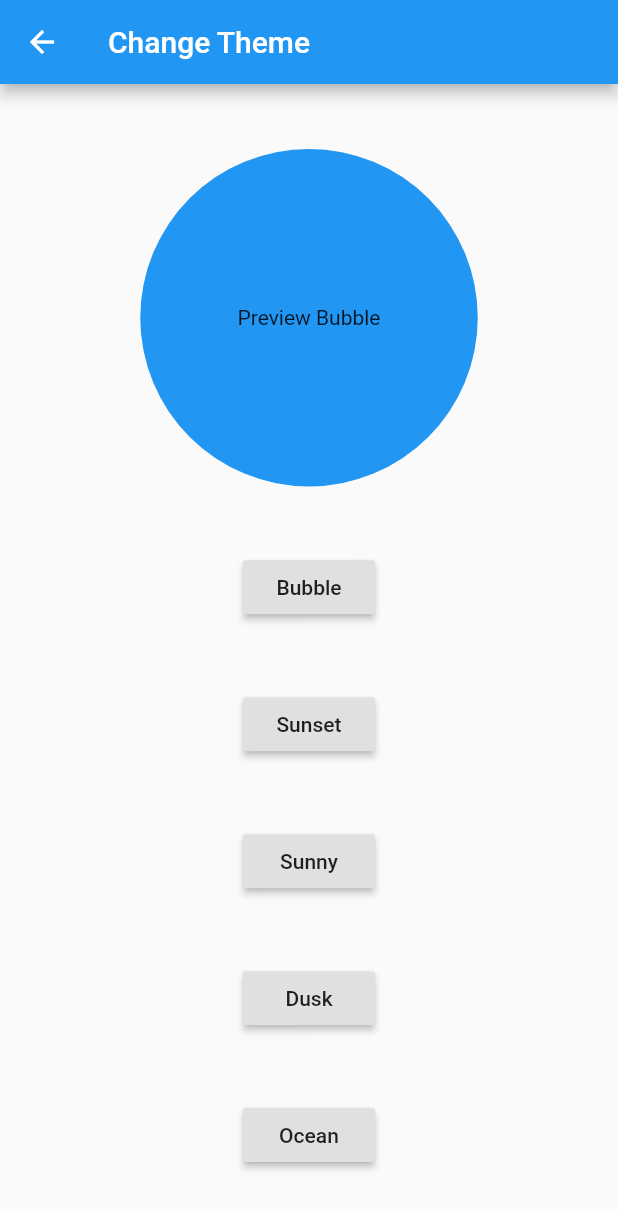
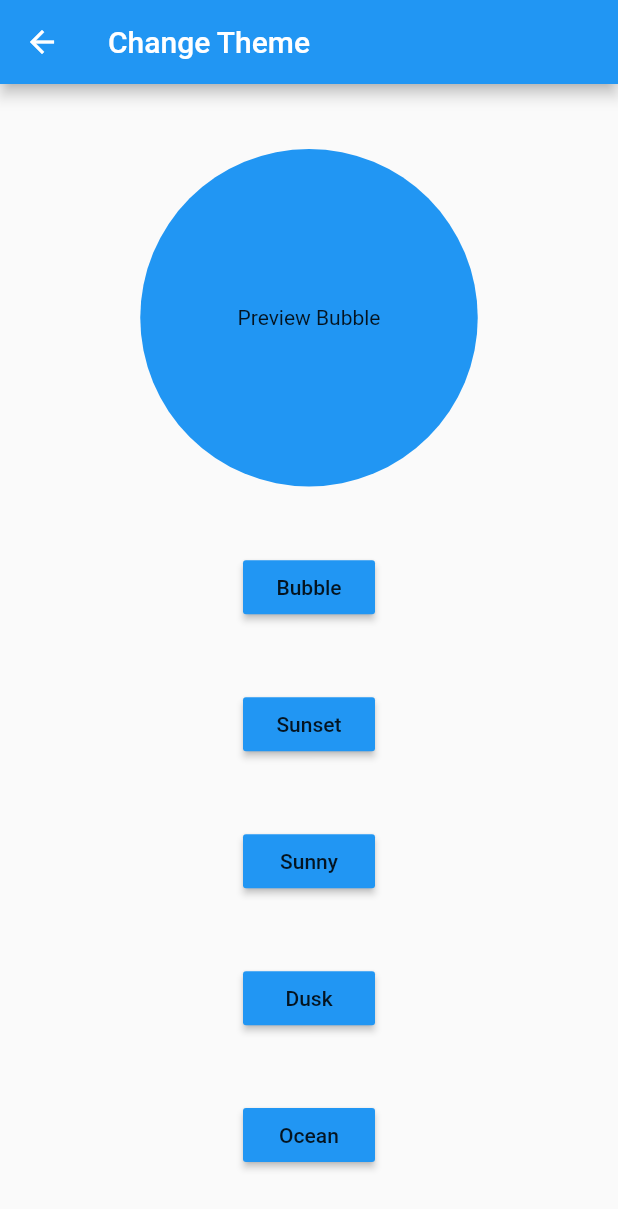
Before and after one commit to a-eastman/Self-Management-App, a Flutter app: the screen it shows after launch, after a tap on the "brush" icon, on a phone screen of 412 x 824 dp. Shown: the top 1209 px of the screen. Run offline on Flutter 3.47's test engine with Material 2 defaults, Android fonts, the phone set to English and light mode, and no system bars; our stand-ins replace rxdart.

Commit message:
fixing some stuff

```diff
--- a/lib/main.dart
+++ b/lib/main.dart
@@ -86,13 +86,11 @@ class BubbleAppState extends State<BubbleApp>{
 }
 
 class BubbleView extends StatelessWidget {
-
   @override
   Widget build(BuildContext context){
     final BubbleTheme theme =BubbleTheme();
-
     return StreamBuilder<ThemeData>(
-      initialData: theme.initialTheme().data,
+      initialData: theme.buildBubbleTheme().data,
       stream: theme.themeDataStream,
       builder: (BuildContext context, AsyncSnapshot<ThemeData> snapshot) {
         return MaterialApp(
```
